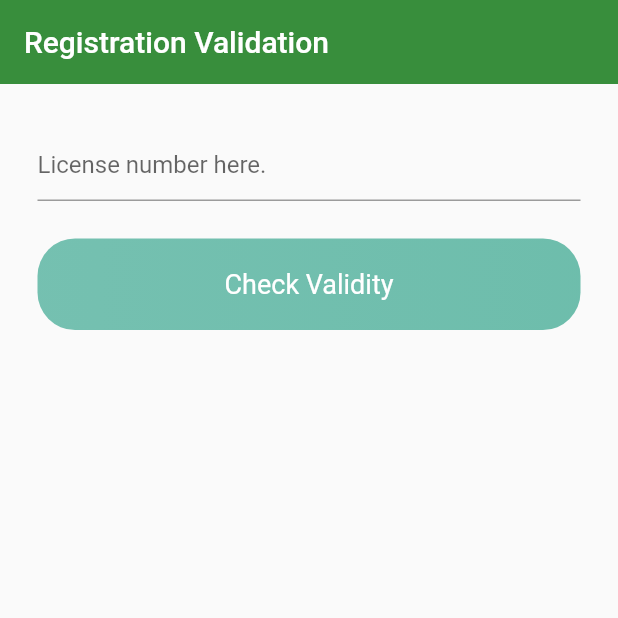
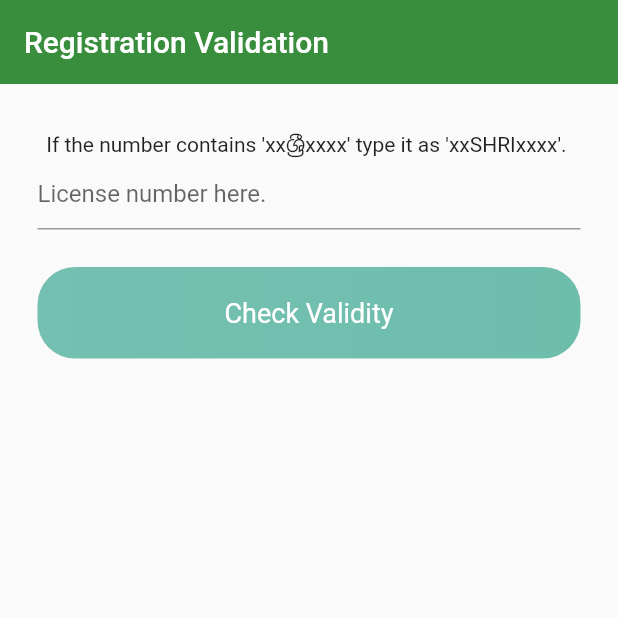
Before and after one commit to OnelLiyanage/Vehicle_License_Validator, a Flutter app: the screen it shows after launch, after a tap on "Check Validity", on a phone screen of 412 x 824 dp, the top half of it. Run offline on Flutter 3.47's test engine with Material 2 defaults, Android fonts, the phone set to English and light mode, and no system bars.

Commit message:
task 1 complete

```diff
--- a/lib/checker_page.dart
+++ b/lib/checker_page.dart
@@ -30,7 +30,7 @@ class _checkerPageState extends State<checkerPage> {
 
             showDialog(context: context, builder: (BuildContext context){
                         return AlertDialog(
-                            title:  Center(
+                            title:  const Center(
                                 child: Text("Old License")
                             ),
                             content: Text('"'+numberLicense+'"'+" is an older license number.\nCompletely Valid.")
@@ -41,7 +41,7 @@ class _checkerPageState extends State<checkerPage> {
                 print("--------------------------");
                 showDialog(context: context, builder: (BuildContext context){
                     return AlertDialog(
-                        title:  Center(
+                        title:  const Center(
                             child: Text("Invalid Number")
                         ),
                         content: Text('"'+numberLicense+'"'+" is not a license number.\nCompletely Invalid.")
@@ -65,43 +65,34 @@ class _checkerPageState extends State<checkerPage> {
                 print("--------------------------");
             showDialog(context: context, builder: (BuildContext context){
                         return AlertDialog(
-                            title:  Center(child: Text("Old License")),
+                            title:  const Center(child: Text("Old License")),
                             content: Text('"'+numberLicense+'"'+" is an older license number.\nCompletely Valid.")
                         );
             });
             } else {
+                if (sectionOne.contains(RegExp(r"^[a-zA-Z]+[a-zA-Z]+[a-zA-Z]")) && sectionTwo.contains(RegExp(r"^[-]")) && sectionThree.contains(RegExp(r"^[0-9]+[0-9]+[0-9]+[0-9]"))) {
+                    print("Modern");
+                print("--------------------------");
                 showDialog(context: context, builder: (BuildContext context){
                     return AlertDialog(
-                        title:  Center(
+                        title:  const Center(child: Text("New License")),
+                        content: Text('"'+numberLicense+'"'+" is an newer license number.\nCompletely Valid.")
+                    );
+                });
+                } else {
+                    showDialog(context: context, builder: (BuildContext context){
+                    return AlertDialog(
+                        title:  const Center(
                             child: Text("Invalid Number")
                         ),
                         content: Text('"'+numberLicense+'"'+" is not a license number.\nCompletely Invalid.")
                     );
                 });
-            }
-
-            if (sectionOne.contains(RegExp(r"^[a-zA-Z]+[a-zA-Z]+[a-zA-Z]")) && sectionTwo.contains(RegExp(r"^[-]")) && sectionThree.contains(RegExp(r"^[0-9]+[0-9]+[0-9]+[0-9]"))) {
-                print("Modern");
-                print("--------------------------");
-                showDialog(context: context, builder: (BuildContext context){
-                    return AlertDialog(
-                        title:  Center(child: Text("New License")),
-                        content: Text('"'+numberLicense+'"'+" is an newer license number.\nCompletely Valid.")
-                    );
-                });
-            } else {
-                showDialog(context: context, builder: (BuildContext context){
-                    return AlertDialog(
-                        title:  Center(
-                            child: Text("Invalid Number")
-                        ),
-                        content: Text('"'+numberLicense+'"'+" is not a license number.\nCompletely Invalid.")
-                    );
-                });
+                }
             }
         }
 
-            //  9 digit license plate validation
+        //  9 digit license plate validation
         if (licenseLength == 9) {
 
             String sectionOne = numberLicense.substring(0,4);
@@ -113,14 +104,14 @@ class _checkerPageState extends State<checkerPage> {
                 print("--------------------------");
                 showDialog(context: context, builder: (BuildContext context){
                     return AlertDialog(
-                        title:  Center(child: Text("New License")),
+                        title:  const Center(child: Text("New License")),
                         content: Text('"'+numberLicense+'"'+" is an newer license number.\nCompletely Valid.")
                     );
                 });
             } else {
                 showDialog(context: context, builder: (BuildContext context){
                     return AlertDialog(
-                        title:  Center(
+                        title:  const Center(
                             child: Text("Invalid Number")
                         ),
                         content: Text('"'+numberLicense+'"'+" is not a license number.\nCompletely Invalid.")
@@ -131,13 +122,47 @@ class _checkerPageState extends State<checkerPage> {
             print("Not in range for 9");
             print("--------------------------");
         }
+
+        //  10 digit vintage license plate validation
+        if (licenseLength == 10) {
+
+            String sectionOne = numberLicense.substring(0,2);
+            String sectionTwo = numberLicense.substring(2,6);
+            String sectionThree = numberLicense.substring(6,10);
+
+            if (sectionOne.contains(RegExp(r"^[0-9]+[0-9]")) && sectionTwo.contains(RegExp(r"^[SHRI]")) && sectionThree.contains(RegExp(r"^[0-9]+[0-9]+[0-9]+[0-9]"))) {
+                print("Vintage");
+                print("--------------------------");
+                sectionTwo = sectionTwo.replaceAll("SHRI", "ශ්‍රී");
+                showDialog(context: context, builder: (BuildContext context){
+                    return AlertDialog(
+                        title:  const Center(child: Text("Vintage License")),
+                        content: Text('"'+sectionOne+sectionTwo+sectionThree+'"'+" is a vintage license number.\nCompletely Valid.")
+                    );
+                });
+            } else {
+                showDialog(context: context, builder: (BuildContext context){
+                    return AlertDialog(
+                        title:  const Center(
+                            child: Text("Invalid Number")
+                        ),
+                        content: Text('"'+numberLicense+'"'+" is not a license number.\nCompletely Invalid.")
+                    );
+                });
+            }
+        } else {
+            print("Not in range for 9");
+            print("--------------------------");
+        }
+
+
     }
 
   @override
   Widget build(BuildContext context) {
     return Scaffold(
       appBar: AppBar (
-        title: Text (
+        title: const Text (
           "Registration Validation",
           style: TextStyle (
             color: Colors.white,
@@ -153,6 +178,7 @@ class _checkerPageState extends State<checkerPage> {
             child: Column (
                 mainAxisSize: MainAxisSize.min,
                 children: [
+                    Text("If the number contains 'xxශ්‍රීxxxx' type it as 'xxSHRIxxxx'. "),
                     Form (
                         child: Column (
                             children: [
@@ -172,6 +198,10 @@ class _checkerPageState extends State<checkerPage> {
                     GestureDetector(
                         onTap: () {
                             checkValidity();
+                            FocusScopeNode currentFocus = FocusScope.of(context);
+                            if ( !currentFocus.hasPrimaryFocus ) {
+                                currentFocus.unfocus();
+                            }
                         },
                         child: Container(
                             alignment: Alignment.center,
```
